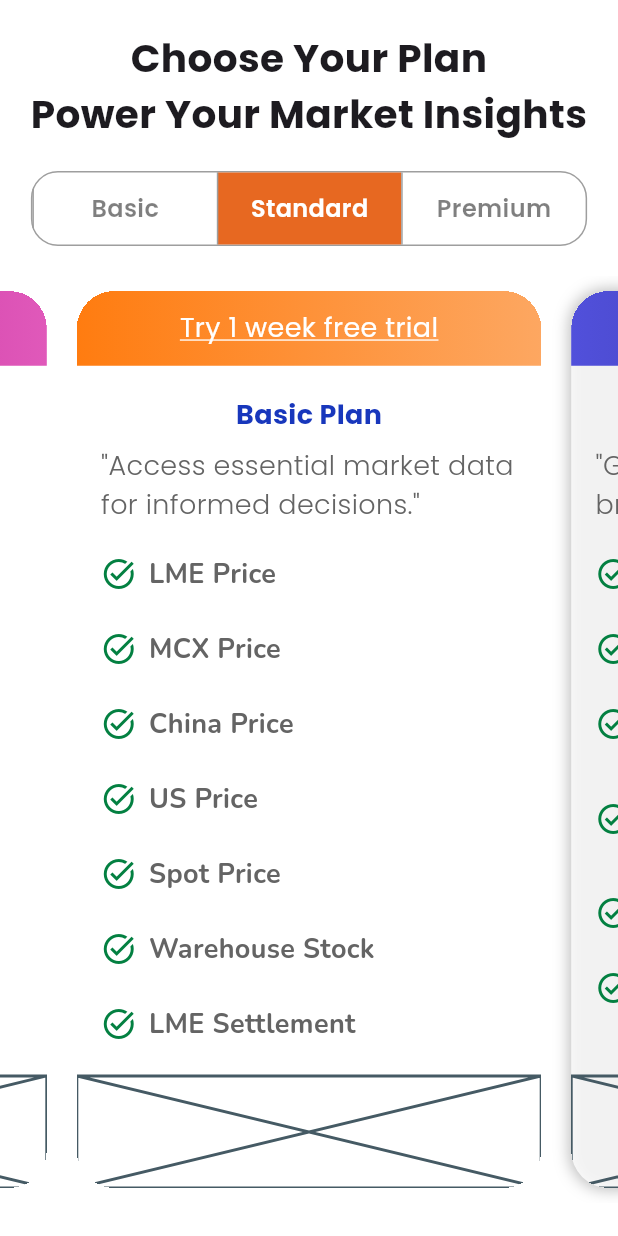
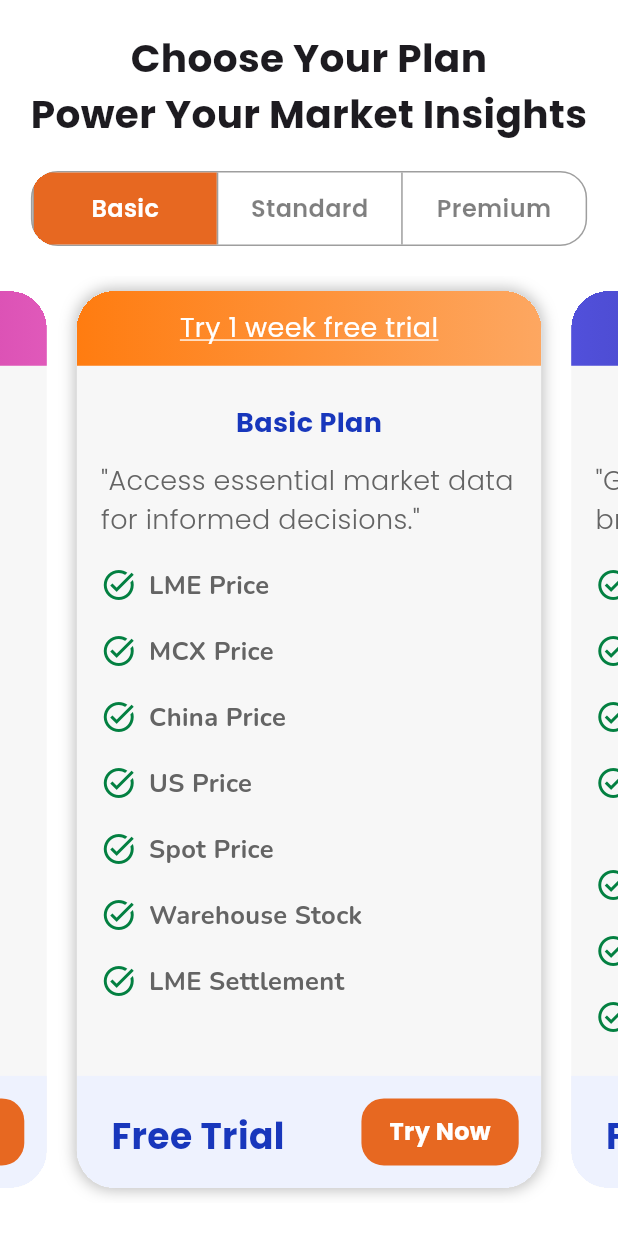
Before and after one commit to SoftcraftSolution/market_hub_application, a Flutter app: the screen it shows after launch, on a phone screen of 412 x 824 dp. Run offline on Flutter 3.47's test engine with Material 3 defaults, Android fonts, the phone set to English and light mode, and no system bars; drawn by our look-alikes of carousel_slider; our stand-ins replace dio, flutter_svg, fluttertoast, get, google_fonts, hive_flutter and 2 more; missing offline and left inert: otp_pin_field; accounts and stored records are empty.

Commit message:
plan  feeature card and  only pament gatway remaining

```diff
--- a/lib/features/plans/widgets/card_index_traker/controller/card_index_tracker_controller.dart
+++ b/lib/features/plans/widgets/card_index_traker/controller/card_index_tracker_controller.dart
@@ -1,7 +1,7 @@
 import 'package:get/get.dart';
 
 class CardIndexTrackerController extends GetxController{
-  RxInt activeIndex=1.obs;
+  RxInt activeIndex=0.obs;
 
   void editActiveIndexes({required int newIndex}){
     activeIndex.value=newIndex;
--- a/lib/features/plans/widgets/card_index_traker/ui/card_index_traker.dart
+++ b/lib/features/plans/widgets/card_index_traker/ui/card_index_traker.dart
@@ -17,6 +17,7 @@ class CardIndexTraker extends StatelessWidget {
       decoration: BoxDecoration(
         border: Border.all(color: Colors.grey),
         borderRadius: BorderRadius.circular(18),
+
       ),
       clipBehavior: Clip.hardEdge,
       child: Row(
--- a/lib/features/plans/widgets/card_slider/ui/card_slider.dart
+++ b/lib/features/plans/widgets/card_slider/ui/card_slider.dart
@@ -2,12 +2,12 @@ import 'package:carousel_slider/carousel_slider.dart';
 import 'package:flutter/material.dart';
 import 'package:get/get.dart';
 import 'package:market_hub_application/features/plans/widgets/card_index_traker/controller/card_index_tracker_controller.dart';
-import 'package:market_hub_application/features/plans/widgets/card_slider/widgets/plan_card.dart';
+import 'package:market_hub_application/features/plans/widgets/card_slider/widgets/plan_card/ui/plan_card.dart';
 
 class CardSlider extends StatelessWidget {
   bool isTrial;
   CardSlider({required this.isTrial});
-   List colorList=[
+  List colorList = [
     [
       Color(0xffFF7C10),
       Color(0xffFDA761),
@@ -21,38 +21,75 @@ class CardSlider extends StatelessWidget {
       Color(0xffE059BA),
     ],
   ];
-   List plansTitle=["Basic Plan","Standard Plan","Premium Plan" ];
-   List plansSubTitle=["Access essential market data for informed decisions.","Get deeper insights and broader data coverage.","Unlock complete data & advanced tools for market leadership." ];
-   List planFeatures=[[
-     "LME Price","MCX Price","China Price","US Price","Spot Price","Warehouse Stock","LME Settlement"
-   ],[
-     "All Basic Plan Benefits","Steel Spot Market","Minor Metal Price","Live LME Warehouse Stock(Full Data)","Live LME Settlement","Important News & Alerts","Nalco/Hindalco/Vedanta Circular","Hindustan Zinc Circular","Bombay Metal Exchange Circular"
-   ],[
-     "All Standard Plan Benefits","Live LME","Live MCX","Live China","Live FX Rate","Technical Analysis","Market Report"
-   ]];
-
+  List plansTitle = ["Basic Plan", "Standard Plan", "Premium Plan"];
+  List plansSubTitle = [
+    "Access essential market data for informed decisions.",
+    "Get deeper insights and broader data coverage.",
+    "Unlock complete data & advanced tools for market leadership."
+  ];
+  List planFeatures = [
+    [
+      "LME Price",
+      "MCX Price",
+      "China Price",
+      "US Price",
+      "Spot Price",
+      "Warehouse Stock",
+      "LME Settlement"
+    ],
+    [
+      "All Basic Plan Benefits",
+      "Steel Spot Market",
+      "Minor Metal Price",
+      "Live LME Warehouse Stock(Full Data)",
+      "Live LME Settlement",
+      "Important News & Alerts",
+      "Nalco/Hindalco/Vedanta Circular",
+      "Hindustan Zinc Circular",
+      "Bombay Metal Exchange Circular"
+    ],
+    [
+      "All Standard Plan Benefits",
+      "Live LME",
+      "Live MCX",
+      "Live China",
+      "Live FX Rate",
+      "Technical Analysis",
+      "Market Report"
+    ]
+  ];
+  List planPrice = [1600, 2600, 3600];
 
   @override
   Widget build(BuildContext context) {
     return CarouselSlider(
       options: CarouselOptions(
         // enlargeFactor: 0.7,
-        height: MediaQuery.of(context).size.height*0.75,
+
+        height: MediaQuery.of(context).size.height * 0.75,
         // enlargeStrategy: CenterPageEnlargeStrategy.scale,
         //
         // viewportFraction: 0.8,
         onPageChanged: (index, reason) {
-          Get.find<CardIndexTrackerController>().editActiveIndexes(newIndex: index);
+          Get.find<CardIndexTrackerController>()
+              .editActiveIndexes(newIndex: index);
         },
       ),
       items: [0, 1, 2].map((index) {
         return Builder(
           builder: (BuildContext context) {
-            return PlanCard(index,topTitleColor: colorList[index],isTrial: isTrial,title: plansTitle[index],subTitle: plansSubTitle[index],features: planFeatures[index],);
+            return PlanCard(
+              index,
+              topTitleColor: colorList[index],
+              isTrial: isTrial,
+              title: plansTitle[index],
+              subTitle: plansSubTitle[index],
+              features: planFeatures[index],
+              amount: planPrice[index],
+            );
           },
         );
       }).toList(),
     );
-
   }
 }
--- a/lib/features/plans/widgets/card_slider/widgets/plan_card.dart
+++ /dev/null
@@ -1,123 +0,0 @@
-import 'package:flutter/material.dart';
-import 'package:get/get.dart';
-import 'package:google_fonts/google_fonts.dart';
-import 'package:market_hub_application/core/constants/color_constant.dart';
-import 'package:market_hub_application/features/plans/widgets/card_index_traker/controller/card_index_tracker_controller.dart';
-
-class PlanCard extends StatelessWidget {
-  final int index;
-  List topTitleColor;
-  bool isTrial;
-  String title;
-  String subTitle;
-  List features;
-
-  PlanCard(this.index,
-      {required this.topTitleColor,
-      required this.isTrial,
-      required this.title,
-      required this.subTitle,
-      required this.features});
-  var trakerCon = Get.find<CardIndexTrackerController>();
-  @override
-  Widget build(BuildContext context) {
-    return Obx(
-      () => Padding(
-        padding: EdgeInsets.all(10),
-        child: Container(
-          clipBehavior: Clip.hardEdge,
-          // margin: EdgeInsets.symmetric(horizontal: 8.0),
-          decoration: BoxDecoration(
-            color: Colors.white.withOpacity(0.8),
-            borderRadius: BorderRadius.circular(25),
-            boxShadow: trakerCon.activeIndex.value == index
-                ? [
-                    BoxShadow(
-                        color: Colors.black26,
-                        blurRadius: 8.0,
-                        spreadRadius: 1.0)
-                  ]
-                : [],
-          ),
-          child: Column(
-            children: [
-              // top
-              Expanded(
-                  flex: 2,
-                  child: Container(
-                    decoration: BoxDecoration(
-                      gradient: LinearGradient(
-                        colors: [
-                          topTitleColor[0], // Starting color
-                          topTitleColor[1], // Ending color
-                        ],
-                        begin: Alignment.centerLeft,
-                        end: Alignment.centerRight,
-                      ),
-                    ),
-                    child: Center(
-                      child: Text(
-                        isTrial
-                            ? "Try 1 week free trial"
-                            : "Your plan has expired",
-                        style: GoogleFonts.poppins(
-                            fontSize: 18,
-                            decoration: TextDecoration.underline,
-                            color: Colors.white,
-                            decorationColor: Colors.white),
-                      ),
-                    ),
-                  )),
-              Expanded(
-                  flex: 19,
-                  child: Padding(
-                    padding: const EdgeInsets.symmetric(
-                        vertical: 20, horizontal: 16),
-                    child: Column(
-                      children: [
-                        Text(
-                          title,
-                          style: GoogleFonts.poppins(
-                              fontSize: 18,
-                              fontWeight: FontWeight.w700,
-                              color: ColorConstants.blueColorApp),
-                        ),
-                        Padding(
-                          padding: const EdgeInsets.symmetric(vertical: 8),
-                          child: Text(
-                            textAlign: TextAlign.left,
-                            "\"$subTitle\"",
-                            style: GoogleFonts.poppins(
-                                fontSize: 18,
-                                fontWeight: FontWeight.w300,
-                                color: Color(0xff646464)),
-                          ),
-                        ),
-                        Expanded(
-                            child: SingleChildScrollView(
-                              child: Column(
-                                                        mainAxisSize: MainAxisSize.min,
-                                                        children: List.generate(features.length, (index) => Container(
-                                                          padding: EdgeInsets.symmetric(vertical: 12),
-                              // decoration: BoxDecoration(border: Border.all()),
-                              child: Row(children: [
-                                Icon(Icons.task_alt,color: Color(0xff038041),),SizedBox(width: 8,),
-                                Expanded(child: Text(features[index],style: GoogleFonts.nunito(fontSize: 18,fontWeight: FontWeight.w700,color: Color(0xff646464)),)),
-
-
-
-                              ],),
-                                                        )),
-                                                      ),
-                            )),
-                      ],
-                    ),
-                  )),
-              Expanded(flex: 3, child: Placeholder()),
-            ],
-          ),
-        ),
-      ),
-    );
-  }
-}
--- /dev/null
+++ b/lib/features/plans/widgets/card_slider/widgets/plan_card/controller/plan_card_action_controller.dart
@@ -0,0 +1,16 @@
+import 'package:market_hub_application/core/utils/utils.dart';
+
+class PlanCardActionController{
+  int amount;
+  String planName;
+  PlanCardActionController({required this.amount,required this.planName});
+
+  Future<void> onTryNow()async{
+    Print.p("on TryNow");
+    customToast(msg: planName);
+  }
+  Future<void> onBuyNow()async{
+    Print.p("on BuyNow");
+    customToast(msg: planName);
+  }
+}
--- /dev/null
+++ b/lib/features/plans/widgets/card_slider/widgets/plan_card/ui/plan_card.dart
@@ -0,0 +1,207 @@
+import 'package:flutter/material.dart';
+import 'package:get/get.dart';
+import 'package:google_fonts/google_fonts.dart';
+import 'package:market_hub_application/core/constants/color_constant.dart';
+import 'package:market_hub_application/features/plans/widgets/card_index_traker/controller/card_index_tracker_controller.dart';
+import 'package:market_hub_application/features/plans/widgets/card_slider/widgets/plan_card/controller/plan_card_action_controller.dart';
+import 'package:market_hub_application/shared/widget/custom_button.dart';
+
+class PlanCard extends StatelessWidget {
+  final int index;
+  List topTitleColor;
+  bool isTrial;
+  String title;
+  String subTitle;
+  List features;
+  int amount;
+  var controller;
+  PlanCard(this.index,
+      {required this.topTitleColor,
+      required this.isTrial,
+      required this.title,
+      required this.subTitle,
+      required this.features,
+      this.amount = 0});
+  var trakerCon = Get.find<CardIndexTrackerController>();
+  @override
+  Widget build(BuildContext context) {
+    controller=PlanCardActionController(amount: amount, planName: title.split(" ")[0].toLowerCase());
+    return Obx(
+      () => Padding(
+        padding: EdgeInsets.all(10),
+        child: Container(
+          clipBehavior: Clip.hardEdge,
+          // margin: EdgeInsets.symmetric(horizontal: 8.0),
+          decoration: BoxDecoration(
+            color: Color(0xffF7F7F7),
+            borderRadius: BorderRadius.circular(25),
+            boxShadow: trakerCon.activeIndex.value == index
+                ? [
+                    BoxShadow(
+                        color: Colors.black26,
+                        blurRadius: 8.0,
+                        spreadRadius: 1.0)
+                  ]
+                : [],
+          ),
+          child: Column(
+            children: [
+              // top
+              Expanded(
+                  flex: 2,
+                  child: Container(
+                    decoration: BoxDecoration(
+                      gradient: LinearGradient(
+                        colors: [
+                          topTitleColor[0], // Starting color
+                          topTitleColor[1], // Ending color
+                        ],
+                        begin: Alignment.centerLeft,
+                        end: Alignment.centerRight,
+                      ),
+                    ),
+                    child: Center(
+                      child: Text(
+                        isTrial
+                            ? "Try 1 week free trial"
+                            : "Your plan has expired",
+                        style: GoogleFonts.poppins(
+                            fontSize: 18,
+                            decoration: TextDecoration.underline,
+                            color: Colors.white,
+                            decorationColor: Colors.white),
+                      ),
+                    ),
+                  )),
+              // middel cantantes
+              Expanded(
+                  flex: 19,
+                  child: Padding(
+                    padding: const EdgeInsets.symmetric(
+                        vertical: 20, horizontal: 16),
+                    child: Column(
+                      children: [
+                        // plan name
+                        Padding(
+                          padding: const EdgeInsets.symmetric(vertical: 5),
+                          child: Text(
+                            title,
+                            style: GoogleFonts.poppins(
+                                fontSize: 18,
+                                fontWeight: FontWeight.w700,
+                                color: ColorConstants.blueColorApp),
+                          ),
+                        ),
+                        // discription
+                        Padding(
+                          padding: const EdgeInsets.symmetric(vertical: 8),
+                          child: Text(
+                            textAlign: TextAlign.left,
+                            "\"$subTitle\"",
+                            style: GoogleFonts.poppins(
+                                fontSize: 18,
+                                fontWeight: FontWeight.w300,
+                                color: Color(0xff646464)),
+                          ),
+                        ),
+                        // features
+                        Expanded(
+                            child: SingleChildScrollView(
+                          child: Column(
+                            mainAxisSize: MainAxisSize.min,
+                            children: List.generate(
+                                features.length,
+                                (index) => Container(
+                                      padding:
+                                          EdgeInsets.symmetric(vertical: 10),
+                                      // decoration: BoxDecoration(border: Border.all()),
+                                      child: Row(
+                                        crossAxisAlignment:
+                                            CrossAxisAlignment.start,
+                                        children: [
+                                          Icon(
+                                            Icons.task_alt,
+                                            color: Color(0xff038041),
+                                          ),
+                                          SizedBox(
+                                            width: 8,
+                                          ),
+                                          Expanded(
+                                              child: Text(
+                                            features[index],
+                                            style: GoogleFonts.nunito(
+                                                fontSize: 17,
+                                                fontWeight: FontWeight.w700,
+                                                color: Color(0xff646464)),
+                                          )),
+                                        ],
+                                      ),
+                                    )),
+                          ),
+                        )),
+                      ],
+                    ),
+                  )),
+              // eend
+              Expanded(
+                  flex: 3,
+                  child: Container(
+                    decoration: BoxDecoration(color: Color(0xffEEF2FE)),
+                    child: Padding(
+                      padding: const EdgeInsets.all(15.0),
+                      child: Row(
+                        children: [
+                          Expanded(
+                              flex: 5,
+                              child: isTrial?Padding(
+                                padding: const EdgeInsets.all(8.0),
+                                child: Text("Free Trial",style: GoogleFonts.poppins(
+                                    fontWeight: FontWeight.w700,
+                                    color:
+                                    ColorConstants.blueColorApp,
+                                    fontSize: 24),),
+                              ):Padding(
+                                padding: const EdgeInsets.symmetric(horizontal: 8),
+                                child: Column(
+                                  crossAxisAlignment: CrossAxisAlignment.start,
+                                  mainAxisSize: MainAxisSize.min,
+                                  children: [
+                                    Expanded(
+                                        flex: 3,
+                                        child: Row(
+                                          children: [
+                                            Text(
+                                              "\u20b9${amount.toString()}",
+                                              style: GoogleFonts.poppins(
+                                                  fontWeight: FontWeight.w700,
+                                                  color:
+                                                      ColorConstants.blueColorApp,
+                                                  fontSize: 24),
+                                            ),
+                                            Text(
+                                              " /Year",
+                                              style: GoogleFonts.poppins(
+                                                  fontWeight: FontWeight.w700,
+                                                  color:
+                                                      ColorConstants.blueColorApp,
+                                                  fontSize: 16),
+                                            ),
+                                          ],
+                                        )),
+                                    Expanded(flex:2,child: Text(textAlign: TextAlign.start,"Excl. Taxes",style: GoogleFonts.poppins(fontSize: 14,color: ColorConstants.blueColorApp),)),
+                                  ],
+                                ),
+                              )),
+
+                          Expanded(flex: 3, child: CustomButton(title: isTrial?"Try Now":"Buy Now",fontSize: 16, onPress: isTrial?controller.onTryNow:controller.onBuyNow)),
+                        ],
+                      ),
+                    ),
+                  )),
+            ],
+          ),
+        ),
+      ),
+    );
+  }
+}
--- a/lib/shared/widget/custom_button.dart
+++ b/lib/shared/widget/custom_button.dart
@@ -7,8 +7,9 @@ import '../../core/utils/utils.dart';
 class CustomButton extends StatefulWidget {
   final String title;
   Future<void> Function() onPress;
+  double fontSize;
 
-  CustomButton({required this.title, required this.onPress});
+  CustomButton({required this.title, required this.onPress,this.fontSize=18});
 
   @override
   _CustomButtonState createState() => _CustomButtonState();
@@ -21,7 +22,7 @@ class _CustomButtonState extends State<CustomButton> {
   Widget build(BuildContext context) {
     var titleStyle = GoogleFonts.poppins(
       fontWeight: FontWeight.w700,
-      fontSize: 18,
+      fontSize: widget.fontSize,
       color: Colors.white,
     );
 
```
Lines whose indentation alone changed are shown as unchanged.
